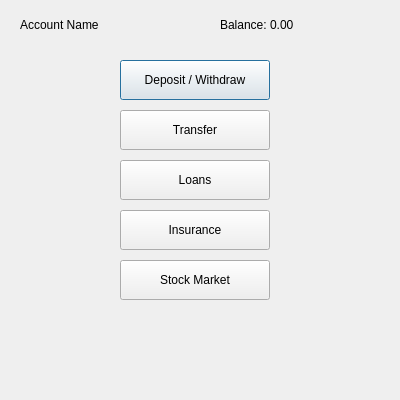
The window that gui/MainMenuDialog.ui (guikae06/MiniBankSystem) describes before a commit, drawn with Qt 5.
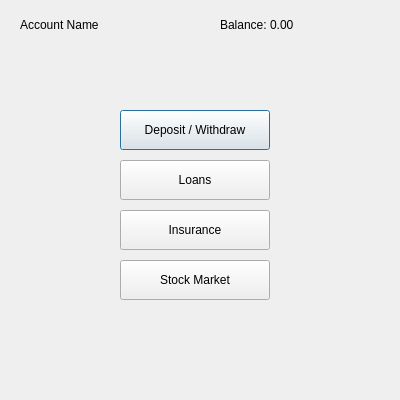
The same window after the commit.

Commit message: Deleted the transfer Dialog

```diff
--- a/gui/MainMenuDialog.ui
+++ b/gui/MainMenuDialog.ui
@@ -13,9 +13,15 @@
   <property name="windowTitle">
    <string>Main Menu</string>
   </property>
-  <widget class="QWidget" name="widget">
-
-   <!-- Account Info Labels -->
+  <widget class="QWidget" name="widget" native="true">
+   <property name="geometry">
+    <rect>
+     <x>0</x>
+     <y>0</y>
+     <width>390</width>
+     <height>310</height>
+    </rect>
+   </property>
    <widget class="QLabel" name="labelAccountName">
     <property name="geometry">
      <rect><x>20</x><y>10</y><width>180</width><height>30</height></rect>
@@ -36,15 +42,16 @@
    <!-- Buttons -->
    <widget class="QPushButton" name="depositWithdrawButton">
     <property name="geometry">
-     <rect><x>120</x><y>60</y><width>150</width><height>40</height></rect>
+     <rect>
+      <x>120</x>
+      <y>110</y>
+      <width>150</width>
+      <height>40</height>
+     </rect>
     </property>
-    <property name="text"><string>Deposit / Withdraw</string></property>
-   </widget>
-   <widget class="QPushButton" name="transferButton">
-    <property name="geometry">
-     <rect><x>120</x><y>110</y><width>150</width><height>40</height></rect>
+    <property name="text">
+     <string>Deposit / Withdraw</string>
     </property>
-    <property name="text"><string>Transfer</string></property>
    </widget>
    <widget class="QPushButton" name="loansButton">
     <property name="geometry">
```
Left out of the diff: 52 changed lines with no effect on the pictures. The commit also changes 6 other files.
